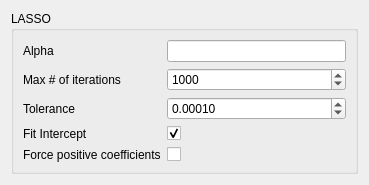
Old version of the form ui/Lasso.ui in the repository tthatcher95/PyHAT_Point_Spectra_GUI.
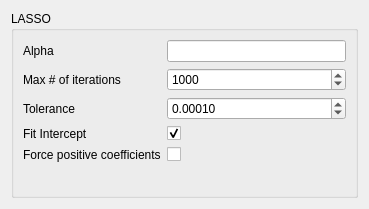
New version of the form.

```diff
--- a/ui/Lasso.ui
+++ b/ui/Lasso.ui
@@ -7,7 +7,7 @@
     <x>0</x>
     <y>0</y>
     <width>369</width>
-    <height>167</height>
+    <height>209</height>
    </rect>
   </property>
   <property name="sizePolicy">
```
